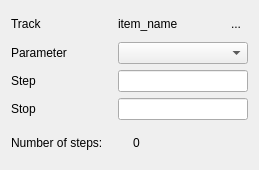
First picture: the form in spikeylab/stim/auto_parameter.ui, repository portfors-lab/sparkle, before the edit.
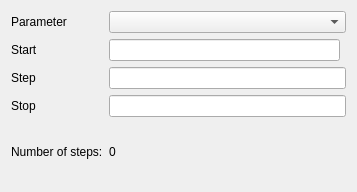
Second picture: the form after the edit.

Commit message: putting together auto parameter manipulation

```diff
--- a/spikeylab/stim/auto_parameter.ui
+++ b/spikeylab/stim/auto_parameter.ui
@@ -6,8 +6,8 @@
    <rect>
     <x>0</x>
     <y>0</y>
-    <width>259</width>
-    <height>170</height>
+    <width>357</width>
+    <height>192</height>
    </rect>
   </property>
   <property name="windowTitle">
@@ -16,56 +16,13 @@
   <layout class="QVBoxLayout" name="verticalLayout">
    <item>
     <layout class="QGridLayout" name="gridLayout">
-     <item row="0" column="0">
-      <widget class="QLabel" name="scope_lbl">
+     <item row="4" column="1">
+      <widget class="QLabel" name="nsteps_lbl">
        <property name="text">
-        <string>Track</string>
+        <string>0</string>
        </property>
       </widget>
      </item>
-     <item row="0" column="1">
-      <widget class="QLabel" name="name_lbl">
-       <property name="text">
-        <string>item_name</string>
-       </property>
-      </widget>
-     </item>
-     <item row="0" column="2">
-      <widget class="QToolButton" name="select_btn">
-       <property name="minimumSize">
-        <size>
-         <width>0</width>
-         <height>25</height>
-        </size>
-       </property>
-       <property name="text">
-        <string>...</string>
-       </property>
-       <property name="autoRaise">
-        <bool>true</bool>
-       </property>
-      </widget>
-     </item>
-     <item row="1" column="0">
-      <widget class="QLabel" name="label_3">
-       <property name="text">
-        <string>Parameter</string>
-       </property>
-      </widget>
-     </item>
-     <item row="1" column="1" colspan="2">
-      <widget class="QComboBox" name="type_cmbx"/>
-     </item>
-     <item row="2" column="0">
-      <widget class="QLabel" name="label_2">
-       <property name="text">
-        <string>Step</string>
-       </property>
-      </widget>
-     </item>
-     <item row="2" column="1" colspan="2">
-      <widget class="QLineEdit" name="step_lnedt"/>
-     </item>
      <item row="3" column="0">
       <widget class="QLabel" name="label_4">
        <property name="text">
@@ -76,24 +33,43 @@
      <item row="3" column="1" colspan="2">
       <widget class="QLineEdit" name="stop_lnedt"/>
      </item>
-    </layout>
-   </item>
-   <item>
-    <layout class="QHBoxLayout" name="horizontalLayout">
-     <item>
+     <item row="2" column="1" colspan="2">
+      <widget class="QLineEdit" name="step_lnedt"/>
+     </item>
+     <item row="0" column="0">
+      <widget class="QLabel" name="label_3">
+       <property name="text">
+        <string>Parameter</string>
+       </property>
+      </widget>
+     </item>
+     <item row="4" column="0">
       <widget class="QLabel" name="label">
        <property name="text">
         <string>Number of steps:</string>
        </property>
       </widget>
      </item>
-     <item>
-      <widget class="QLabel" name="nsteps_lbl">
+     <item row="2" column="0">
+      <widget class="QLabel" name="label_2">
        <property name="text">
-        <string>0</string>
+        <string>Step</string>
        </property>
       </widget>
      </item>
+     <item row="0" column="1" colspan="2">
+      <widget class="QComboBox" name="type_cmbx"/>
+     </item>
+     <item row="1" column="0">
+      <widget class="QLabel" name="label_6">
+       <property name="text">
+        <string>Start</string>
+       </property>
+      </widget>
+     </item>
+     <item row="1" column="1">
+      <widget class="QLineEdit" name="start_lnedt"/>
+     </item>
     </layout>
    </item>
   </layout>
```
The commit also changes 5 other files.
